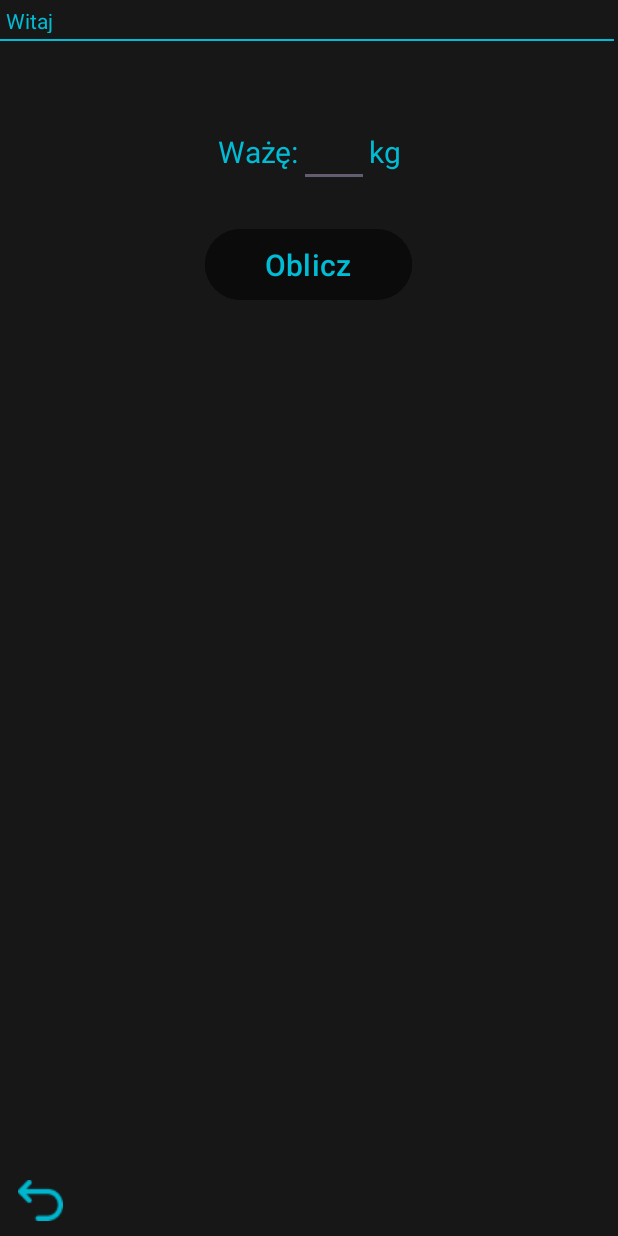
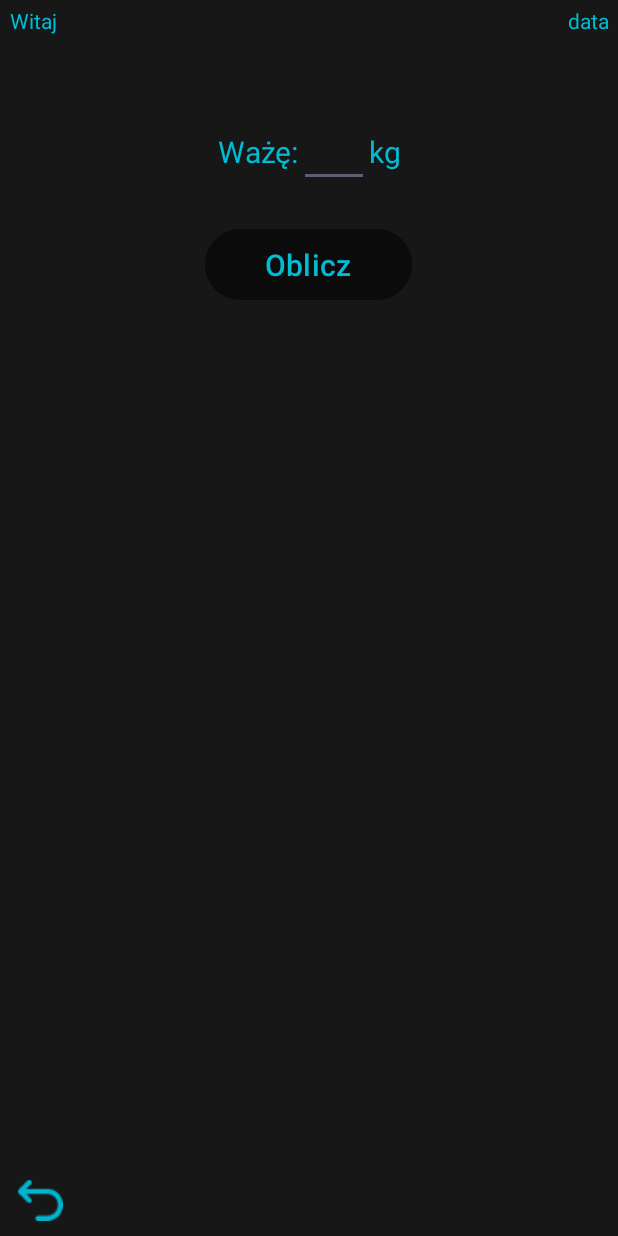
Before and after one commit to AntoniMusial/Antoni_Musial_Szkola, an Android app: the CalculatorActivity screen opened directly, with no data from a screen before it, on a phone screen of 412 x 824 dp. Run offline under Robolectric (Android 15) with nearby library versions, the phone set to English and light mode, and no system bars.

Commit message:
aktualizuje aquamate

```diff
--- a/AquaMate/app/src/main/java/com/example/aquamate/MainActivity.java
+++ b/AquaMate/app/src/main/java/com/example/aquamate/MainActivity.java
@@ -2,6 +2,7 @@ package com.example.aquamate;
 
 import android.content.SharedPreferences;
 import android.os.Bundle;
+import android.os.Handler;
 import android.preference.PreferenceManager;
 
 import androidx.appcompat.app.AppCompatActivity;
@@ -18,6 +19,7 @@ import android.widget.Toast;
 
 import java.text.SimpleDateFormat;
 import java.util.Calendar;
+import java.util.Date;
 
 public class MainActivity extends AppCompatActivity {
     SeekBar Suwak_ml;
@@ -39,15 +41,20 @@ public class MainActivity extends AppCompatActivity {
     String dateTime;
     Calendar calendar;
     SimpleDateFormat simpleDateFormat;
-    SimpleDateFormat simpleDateFormatDay;
     TextView format1;
     int oldDay;
     int newDay;
+    int oldSecond;
+    int newSecond;
 
     @Override
     protected void onCreate(Bundle savedInstanceState) {
         super.onCreate(savedInstanceState);
         setContentView(R.layout.activity_main);
+        Thread myThread = null;
+        Runnable myRunnableThread = new CountDownRunner();
+        myThread= new Thread(myRunnableThread);
+        myThread.start();
 
         Wyswietl_dodawane_ml = findViewById(R.id.Wyswietl_dodawane_ml);
         Suwak_ml = findViewById(R.id.Suwak_ml);
@@ -62,9 +69,10 @@ public class MainActivity extends AppCompatActivity {
         format1 = (TextView) findViewById(R.id.format1);
 
         calendar = Calendar.getInstance();
-        simpleDateFormat = new SimpleDateFormat("dd.MM.yyyy HH:mm:ss aaa");
+        simpleDateFormat = new SimpleDateFormat("dd.MM.yyyy HH:mm:ss");
         dateTime = simpleDateFormat.format(calendar.getTime()).toString();
         oldDay = calendar.get(Calendar.DAY_OF_MONTH);
+        timeUpdate();
 
         NameSpace.setText("Witaj " + imie);
         Cel_wody.setText("Twój dzisiejszy cel 1500ml");
@@ -138,14 +146,15 @@ public class MainActivity extends AppCompatActivity {
             LicznikWody_wykres.setProgress(wypiteMl);
             LicznikWody_wykres.setMax(1500);
         }
-        dailyUpdate();
 
         NameSpace.setText("Witaj " + imie);
         Wyswietl_dodawane_ml.setText("Dodaj " + suwak_ml + "ml");
         Cel_wody.setText("Twój dzisiejszy cel " + limitWodyMl_l + "ml");
-        Wyswietl_dodawane_ml.setText("Dodaj " + 250 + "ml");
-        Suwak_ml.setProgress(250);
+        Suwak_ml.setProgress(251);
         Suwak_ml.setMax(1001);
+
+        dailyUpdate();
+        timeUpdate();
     }
 
     public void addMl(int progressSuwak) {
@@ -181,21 +190,6 @@ public class MainActivity extends AppCompatActivity {
         SharedPreferences preferences = PreferenceManager.getDefaultSharedPreferences(this);
         imie = preferences.getString("imie", "");
         limitWodyMl = preferences.getString("limitWodyMl", "");
-
-        updateUI();
-        dailyUpdate();
-
-        SharedPreferences.Editor editor = preferences.edit();
-        editor.putString("limitWodyMl", limitWodyMl);
-        editor.apply();
-    }
-
-    @Override
-    protected void onActivityResult(int requestCode, int resultCode, Intent data) {
-        super.onActivityResult(requestCode, resultCode, data);
-    }
-
-    private void updateUI() {
         if (limitWodyMl != null && !limitWodyMl.isEmpty() && limitWodyMl != "") {
             limitWodyMl_l = Integer.parseInt(limitWodyMl);
             Cel_wody.setText("Twój dzisiejszy cel " + limitWodyMl_l + "ml");
@@ -203,10 +197,20 @@ public class MainActivity extends AppCompatActivity {
             LicznikWody_text.setText(wypiteMl + "/" + limitWodyMl_l + "ml");
             LicznikWody_wykres.setProgress(wypiteMl);
         }
-
         if (imie != null) {
             NameSpace.setText("Witaj " + imie);
         }
+        SharedPreferences.Editor editor = preferences.edit();
+        editor.putString("limitWodyMl", limitWodyMl);
+        editor.apply();
+
+        dailyUpdate();
+        timeUpdate();
+    }
+
+    @Override
+    protected void onActivityResult(int requestCode, int resultCode, Intent data) {
+        super.onActivityResult(requestCode, resultCode, data);
     }
 
     private void dailyUpdate() {
@@ -222,4 +226,52 @@ public class MainActivity extends AppCompatActivity {
             oldDay = newDay;
         }
     }
+
+    private void timeUpdate() {
+        newSecond = calendar.get(Calendar.SECOND);
+        if (oldSecond != newSecond) {
+            calendar = Calendar.getInstance();
+            simpleDateFormat = new SimpleDateFormat("dd.MM.yyyy HH:mm:ss");
+            dateTime = simpleDateFormat.format(calendar.getTime()).toString();
+
+            oldSecond = newSecond;
+        }
+    }
+
+    public void doWork() {
+        runOnUiThread(new Runnable() {
+            public void run() {
+                try{
+                    Date dt = new Date();
+                    int days = calendar.get(Calendar.DAY_OF_MONTH);
+                    int months = calendar.get(Calendar.MONTH);
+                    int years = calendar.get(Calendar.YEAR);
+                    int hours = dt.getHours();
+                    int minutes = dt.getMinutes();
+                    int seconds = dt.getSeconds();
+
+                    if (seconds < 10) {
+                        s
+                    }
+                    String curTime = hours + ":" + minutes + ":" + seconds;
+                    format1.setText(days + "." + months + "." + years + "r." + " | " + hours + ":" + minutes + ":" + seconds);
+                }catch (Exception e) {}
+            }
+        });
+    }
+
+    class CountDownRunner implements Runnable{
+        // @Override
+        public void run() {
+            while(!Thread.currentThread().isInterrupted()){
+                try {
+                    doWork();
+                    Thread.sleep(1000); // Pause of 1 Second
+                } catch (InterruptedException e) {
+                    Thread.currentThread().interrupt();
+                }catch(Exception e){
+                }
+            }
+        }
+    }
 }
--- a/AquaMate/app/src/main/res/layout/activity_calculator.xml
+++ b/AquaMate/app/src/main/res/layout/activity_calculator.xml
@@ -10,20 +10,18 @@
     tools:visibility="visible">
 
     <LinearLayout
-        android:id="@+id/linearLayout"
-        android:layout_width="413dp"
+        android:id="@+id/linearLayout3"
+        android:layout_width="407dp"
         android:layout_height="27dp"
-        android:orientation="vertical"
-        android:visibility="visible"
+        android:orientation="horizontal"
         app:layout_constraintEnd_toEndOf="parent"
         app:layout_constraintStart_toStartOf="parent"
-        app:layout_constraintTop_toTopOf="parent"
-        tools:visibility="visible">
+        app:layout_constraintTop_toTopOf="parent">
 
         <TextView
             android:id="@+id/NameSpace"
-            android:layout_width="match_parent"
-            android:layout_height="match_parent"
+            android:layout_width="wrap_content"
+            android:layout_height="wrap_content"
             android:layout_weight="1"
             android:baselineAligned="false"
             android:editable="false"
@@ -36,16 +34,22 @@
             android:visibility="visible"
             tools:visibility="visible" />
 
-        <androidx.constraintlayout.widget.ConstraintLayout
-            android:layout_width="409dp"
-            android:layout_height="1dp"
-            android:background="#00BCD4"
-            android:backgroundTint="#00BCD4"
+        <TextView
+            android:id="@+id/format1"
+            android:layout_width="wrap_content"
+            android:layout_height="wrap_content"
+            android:layout_weight="1"
+            android:baselineAligned="false"
+            android:editable="false"
+            android:padding="4dp"
+            android:text="data"
+            android:textAlignment="textEnd"
+            android:textColor="#00BCD4"
+            android:textColorHighlight="#00BCD4"
+            android:textColorHint="#00BCD4"
+            android:textColorLink="#00BCD4"
             android:visibility="visible"
-            tools:layout_editor_absoluteY="26dp"
-            tools:visibility="visible">
-
-        </androidx.constraintlayout.widget.ConstraintLayout>
+            tools:visibility="visible" />
 
     </LinearLayout>
 
@@ -66,7 +70,7 @@
         android:orientation="horizontal"
         app:layout_constraintEnd_toEndOf="parent"
         app:layout_constraintStart_toStartOf="parent"
-        app:layout_constraintTop_toBottomOf="@+id/linearLayout">
+        app:layout_constraintTop_toBottomOf="@+id/linearLayout3">
 
         <TextView
             android:id="@+id/TV"
```
Also changed, not shown: AquaMate/app/src/main/java/com/example/aquamate/SettingsActivity.java (+23 -0 lines), AquaMate/app/src/main/res/layout/activity_settings.xml (+47 -41 lines).
